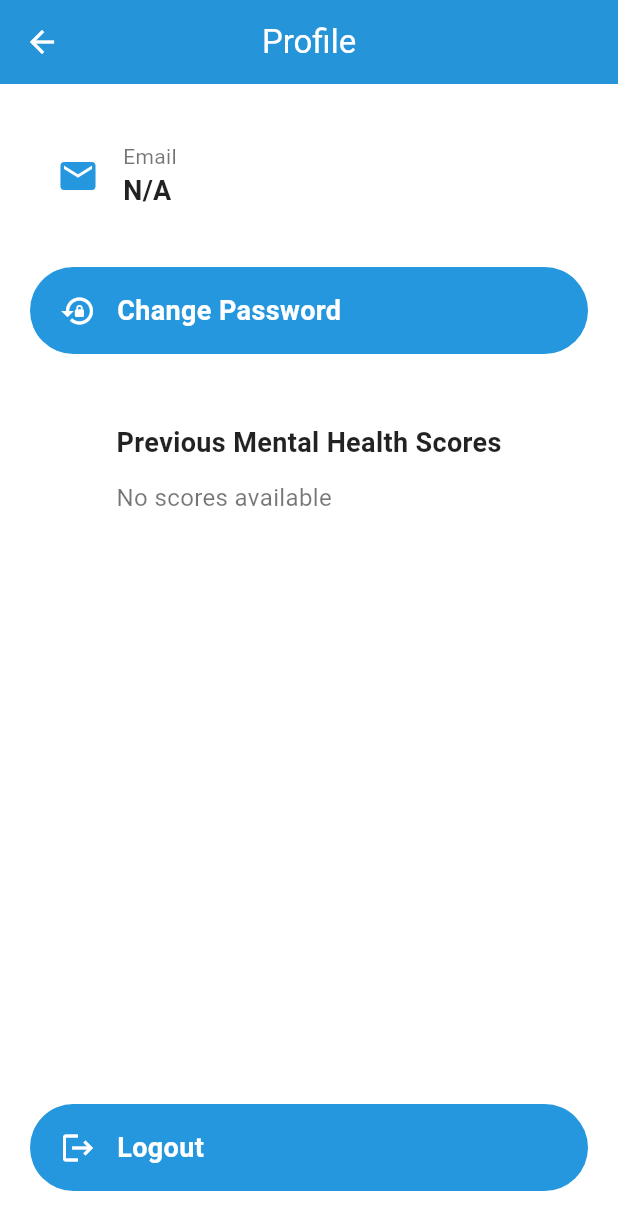
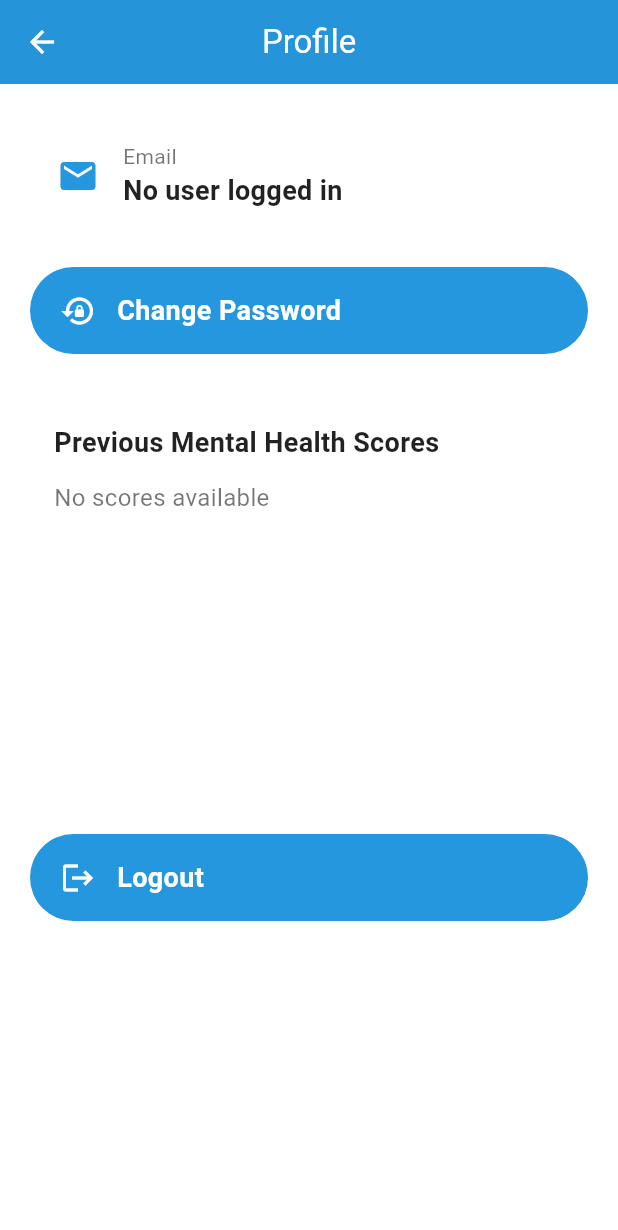
Before and after one commit to Jahnavibs03/geriatric_diet_recommendation, a Flutter app: the HomeLoggedIn screen opened by its route, after a tap on "Profile Page", on a phone screen of 412 x 824 dp. Shown: the top 1230 px of the screen. Run offline on Flutter 3.47's test engine with Material 3 defaults, Android fonts, the phone set to English and light mode, and no system bars; our stand-ins replace hive, hive_flutter; accounts and stored records are empty.

Commit message:
colorchange

```diff
--- a/lib/home_loggedin.dart
+++ b/lib/home_loggedin.dart
@@ -4,11 +4,11 @@ class HomeLoggedIn extends StatelessWidget {
   @override
   Widget build(BuildContext context) {
     return Scaffold(
-      backgroundColor: const Color(0xFFF2FDF4),
+      backgroundColor: Colors.white,
       appBar: AppBar(
         title: const Text(
           'Welcome Home',
-          style: TextStyle(color: Color(0xFF225522)), // dark green
+          style: TextStyle(color: Colors.white), // dark green
         ),
         backgroundColor:  const Color.fromARGB(255, 37, 151, 222),
         elevation: 0,
--- a/lib/login_page.dart
+++ b/lib/login_page.dart
@@ -19,12 +19,16 @@ class _LoginPageState extends State<LoginPage> {
     final storedPassword = userBox.get(username);
 
     if (storedPassword != null && storedPassword == password) {
+      // Set current user email for ProfilePage
+      userBox.put('currentUser', username);
+
       _showDialog("Login successful!");
       Navigator.pushReplacementNamed(context, '/home');
     } else {
       _showDialog("Invalid username or password");
     }
   }
+
 
   void _showDialog(String message) {
     showDialog(
--- a/lib/profile_page.dart
+++ b/lib/profile_page.dart
@@ -28,14 +28,34 @@ class _ProfilePageState extends State<ProfilePage> {
   @override
   void initState() {
     super.initState();
-    email = userBox.get('currentUser', defaultValue: 'N/A');
+    _loadUserData();
+  }
+
+  void _loadUserData() {
+    final currentUserEmail = userBox.get('currentUser', defaultValue: '');
+
+    if (currentUserEmail == null || currentUserEmail.isEmpty) {
+      // No logged in user found - handle this case if needed
+      email = '';
+      scores = [];
+    } else {
+      email = currentUserEmail;
       scores = scoresBox.get(email, defaultValue: []);
+    }
+    setState(() {}); // Refresh UI after loading data
+  }
+
+  @override
+  void dispose() {
+    // Dispose controllers to avoid memory leaks
+    _currentPassController.dispose();
+    _newPassController.dispose();
+    _confirmPassController.dispose();
+    super.dispose();
   }
 
   @override
   Widget build(BuildContext context) {
-    final theme = Theme.of(context);
-
     return Scaffold(
       backgroundColor: backgroundColor,
       appBar: AppBar(
@@ -45,11 +65,13 @@ class _ProfilePageState extends State<ProfilePage> {
         centerTitle: true,
         elevation: 2,
       ),
-      body: Padding(
+      body: SingleChildScrollView(
+        child: Padding(
           padding: const EdgeInsets.all(20.0),
           child: Column(
+            crossAxisAlignment: CrossAxisAlignment.start,
             children: [
-            _buildProfileCard(Icons.email, 'Email', email),
+              _buildProfileCard(Icons.email, 'Email', email.isEmpty ? 'No user logged in' : email),
               const SizedBox(height: 20),
               _buildActionButton(
                 icon: Icons.lock_reset,
@@ -57,21 +79,30 @@ class _ProfilePageState extends State<ProfilePage> {
                 onTap: () {
                   setState(() {
                     showChangePassword = !showChangePassword;
+                    if (!showChangePassword) {
+                      // Clear password fields when cancelling
+                      _currentPassController.clear();
+                      _newPassController.clear();
+                      _confirmPassController.clear();
+                    }
                   });
                 },
               ),
               if (showChangePassword) _buildPasswordForm(),
               const SizedBox(height: 20),
               _buildScoreSection(scores),
-            const Spacer(),
+              const SizedBox(height: 20),
               _buildActionButton(
                 icon: Icons.logout,
                 label: 'Logout',
                 onTap: () {
+                  // Clear current user and navigate back to login/root
+                  userBox.delete('currentUser');
                   Navigator.pushNamedAndRemoveUntil(context, '/', (route) => false);
                 },
               ),
             ],
+          ),
         ),
       ),
     );
@@ -88,7 +119,8 @@ class _ProfilePageState extends State<ProfilePage> {
         children: [
           Icon(icon, size: 28, color: appBarColor),
           const SizedBox(width: 16),
-          Column(
+          Expanded(
+            child: Column(
               crossAxisAlignment: CrossAxisAlignment.start,
               children: [
                 Text(label,
@@ -102,6 +134,7 @@ class _ProfilePageState extends State<ProfilePage> {
                         fontSize: 18,
                         color: Colors.black87)),
               ],
+            ),
           ),
         ],
       ),
@@ -126,9 +159,11 @@ class _ProfilePageState extends State<ProfilePage> {
           children: [
             Icon(icon, color: buttonTextColor, size: 24),
             const SizedBox(width: 14),
-            Text(label,
+            Expanded(
+              child: Text(label,
                   style: TextStyle(
                       fontSize: 18, color: buttonTextColor, fontWeight: FontWeight.w600)),
+            ),
           ],
         ),
       ),
@@ -145,10 +180,12 @@ class _ProfilePageState extends State<ProfilePage> {
             label: "Current Password",
             obscure: true,
             validator: (value) {
-              final correct = userBox.get(email);
+              final storedPassword = userBox.get(email);
               if (value == null || value.isEmpty) {
                 return "Enter current password";
-              } else if (value != correct) {
+              } else if (storedPassword == null) {
+                return "User data not found";
+              } else if (value != storedPassword) {
                 return "Incorrect current password";
               }
               return null;
@@ -159,9 +196,10 @@ class _ProfilePageState extends State<ProfilePage> {
             label: "New Password",
             obscure: true,
             validator: (value) {
-              if (value == null ||
-                  value.length < 6 ||
-                  !RegExp(r'^(?=.*[A-Za-z])(?=.*\d)').hasMatch(value)) {
+              if (value == null || value.isEmpty) {
+                return "Enter new password";
+              }
+              if (value.length < 6 || !RegExp(r'^(?=.*[A-Za-z])(?=.*\d)').hasMatch(value)) {
                 return "Password must be at least 6 characters & include letters and numbers";
               }
               return null;
@@ -251,7 +289,7 @@ class _ProfilePageState extends State<ProfilePage> {
           ),
           const SizedBox(height: 12),
           Container(
-            height: 200, // 👈 give a fixed height
+            height: 200,
             child: scores.isEmpty
                 ? Text("No scores available", style: TextStyle(color: Colors.black54))
                 : ListView.builder(
```
Also changed, not shown: 19 other files. Lines whose indentation alone changed are shown as unchanged.
